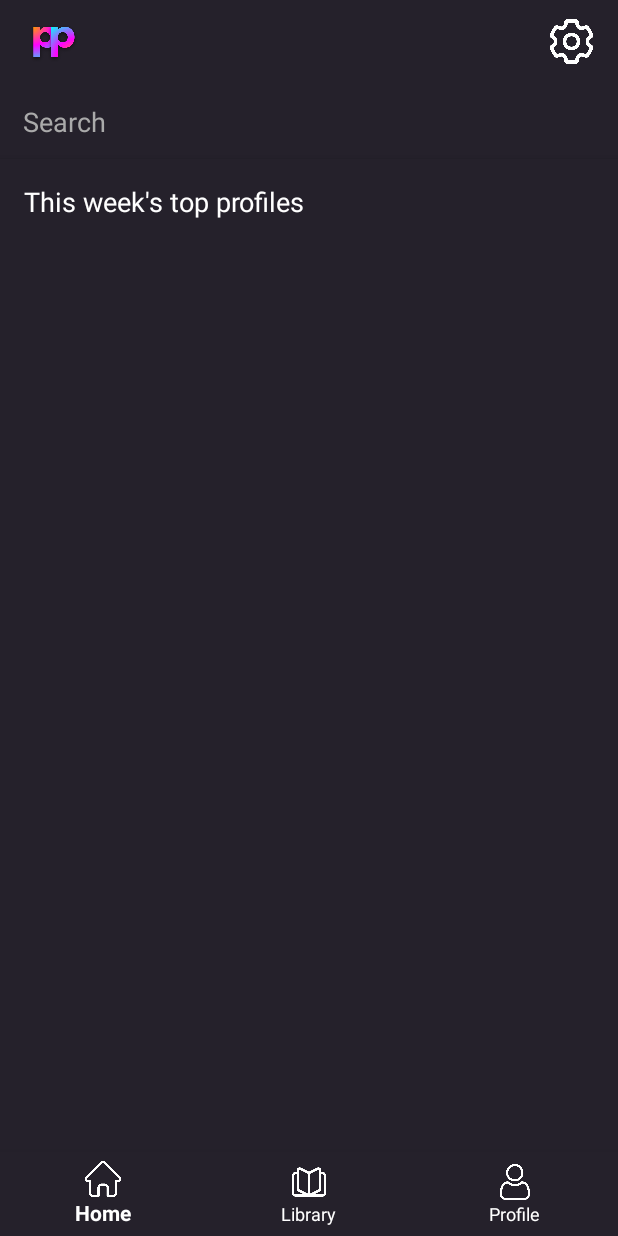
After one commit to PioRomo/137Project, an Android app: the MainActivity screen opened directly, with no data from a screen before it, on a phone screen of 412 x 824 dp. The commit adds this screen. Run offline under Robolectric (Android 15) with nearby library versions, the phone set to English and light mode, and no system bars.

Commit message:
added home page (Mainactivity), added nav bar. All icons of nav bar lead to home page.

```diff
--- a/app/src/main/AndroidManifest.xml
+++ b/app/src/main/AndroidManifest.xml
@@ -35,6 +35,10 @@
                 <category android:name="android.intent.category.LAUNCHER" />
             </intent-filter>
         </activity>
+        <activity
+            android:name=".MainActivity"
+            android:exported="false"
+            android:theme="@style/Theme.AppCompat.NoActionBar" />
     </application>
 
 </manifest>
--- a/app/src/main/java/com/example/pixelpedia/LoginActivity.kt
+++ b/app/src/main/java/com/example/pixelpedia/LoginActivity.kt
@@ -38,7 +38,7 @@ class LoginActivity : AppCompatActivity() {
         loginButton = findViewById(R.id.loginLoginButton)
         registerButton = findViewById(R.id.loginRegisterButton)
 
-        //Initizalize Biometric button
+        //Initialize Biometric button
         biometricLoginButton = findViewById(R.id.biometricLoginButton)
         // Biometric login button logic
         biometricLoginButton.setOnClickListener {
@@ -58,7 +58,7 @@ class LoginActivity : AppCompatActivity() {
                        val user = auth.currentUser
                        if (user?.isEmailVerified == true) {
                            Toast.makeText(this, "Login Successful!", Toast.LENGTH_SHORT).show()
-                           startActivity(Intent(this, DummyActivity::class.java))
+                           startActivity(Intent(this, MainActivity::class.java))
                            finish()
                        } else {
                            Toast.makeText(this, "Please verify your email before logging in.", Toast.LENGTH_LONG).show()
--- /dev/null
+++ b/app/src/main/java/com/example/pixelpedia/MainActivity.kt
@@ -0,0 +1,35 @@
+package com.example.pixelpedia
+
+import android.content.Intent
+import android.os.Bundle
+import androidx.appcompat.app.AppCompatActivity
+import com.google.android.material.bottomnavigation.BottomNavigationView
+
+class MainActivity : AppCompatActivity() {
+    override fun onCreate(savedInstanceState: Bundle?) {
+        super.onCreate(savedInstanceState)
+        setContentView(R.layout.activity_main)
+
+        // Find BottomNavigationView
+        val bottomNav = findViewById<BottomNavigationView>(R.id.bottomNav)
+
+        // Handle navigation item clicks
+        bottomNav.setOnItemSelectedListener { item ->
+            when (item.itemId) {
+                R.id.nav_home -> {
+                    startActivity(Intent(this, MainActivity::class.java))
+                    true
+                }
+                R.id.nav_library -> {
+                    startActivity(Intent(this, MainActivity::class.java))
+                    true
+                }
+                R.id.nav_profile -> {
+                    startActivity(Intent(this, MainActivity::class.java))
+                    true
+                }
+                else -> false
+            }
+        }
+    }
+}
--- /dev/null
+++ b/app/src/main/res/drawable/search_bar_background.xml
@@ -0,0 +1,5 @@
+<?xml version="1.0" encoding="utf-8"?>
+<shape xmlns:android="http://schemas.android.com/apk/res/android">
+    <solid android:color="@color/PrimaryPurple" />
+    <corners android:radius="8dp" /> <!-- Rounded corners -->
+</shape>
--- /dev/null
+++ b/app/src/main/res/layout/activity_main.xml
@@ -0,0 +1,100 @@
+<?xml version="1.0" encoding="utf-8"?>
+<androidx.constraintlayout.widget.ConstraintLayout xmlns:android="http://schemas.android.com/apk/res/android"
+    xmlns:app="http://schemas.android.com/apk/res-auto"
+    xmlns:tools="http://schemas.android.com/tools"
+    android:id="@+id/main"
+    android:layout_width="match_parent"
+    android:layout_height="match_parent"
+    tools:context=".MainActivity">
+
+    <!-- Top Bar with Logo and Settings Icon -->
+    <RelativeLayout
+        android:id="@+id/topBar"
+        android:layout_width="match_parent"
+        android:layout_height="56dp"
+        android:background="@color/PrimaryPurple"
+        app:layout_constraintTop_toTopOf="parent"
+        app:layout_constraintStart_toStartOf="parent"
+        app:layout_constraintEnd_toEndOf="parent">
+
+        <ImageView
+            android:id="@+id/logo"
+            android:layout_width="40dp"
+            android:layout_height="40dp"
+            android:src="@drawable/pixelpedialogo"
+            android:layout_marginStart="16dp"
+            android:layout_centerVertical="true"/>
+
+        <ImageView
+            android:id="@+id/settingsIcon"
+            android:layout_width="30dp"
+            android:layout_height="30dp"
+            android:src="@drawable/setting"
+            android:layout_alignParentEnd="true"
+            android:layout_marginEnd="16dp"
+            android:layout_centerVertical="true"/>
+    </RelativeLayout>
+
+    <!-- Search Bar -->
+    <EditText
+        android:id="@+id/searchBar"
+        android:layout_width="0dp"
+        android:layout_height="50dp"
+        android:background="@color/PrimaryPurple"
+        android:hint="Search"
+        android:paddingStart="15dp"
+        android:paddingEnd="50dp"
+        android:textColor="@android:color/white"
+        android:textColorHint="@android:color/darker_gray"
+        app:layout_constraintEnd_toEndOf="parent"
+        app:layout_constraintStart_toStartOf="parent"
+        app:layout_constraintTop_toBottomOf="@id/topBar" />
+
+    <!-- Weekly Top Profiles Section -->
+    <LinearLayout
+        android:id="@+id/topProfilesContainer"
+        android:layout_width="0dp"
+        android:layout_height="wrap_content"
+        android:background="@color/PrimaryPurple"
+        android:elevation="4dp"
+        android:orientation="vertical"
+        android:padding="16dp"
+        app:layout_constraintEnd_toEndOf="parent"
+        app:layout_constraintStart_toStartOf="parent"
+        app:layout_constraintTop_toBottomOf="@id/searchBar">
+
+        <TextView
+            android:layout_width="wrap_content"
+            android:layout_height="wrap_content"
+            android:text="This week's top profiles"
+            android:textColor="@android:color/white"
+            android:textSize="18sp" />
+    </LinearLayout>
+
+    <!-- User Profile Containers -->
+    <LinearLayout
+        android:id="@+id/userProfilesContainer"
+        android:layout_width="0dp"
+        android:layout_height="0dp"
+        android:background="@color/PrimaryPurple"
+        android:elevation="4dp"
+        android:orientation="vertical"
+        android:padding="16dp"
+        app:layout_constraintBottom_toTopOf="@id/bottomNav"
+        app:layout_constraintEnd_toEndOf="parent"
+        app:layout_constraintStart_toStartOf="parent"
+        app:layout_constraintTop_toBottomOf="@id/topProfilesContainer" />
+
+    <!-- Bottom Navigation Bar -->
+    <com.google.android.material.bottomnavigation.BottomNavigationView
+        android:id="@+id/bottomNav"
+        android:layout_width="match_parent"
+        android:layout_height="wrap_content"
+        android:background="@color/PrimaryPurple"
+        app:itemIconTint="@color/white"
+        app:itemTextColor="@color/white"
+        app:layout_constraintBottom_toBottomOf="parent"
+        app:layout_constraintEnd_toEndOf="parent"
+        app:layout_constraintStart_toStartOf="parent"
+        app:menu="@menu/bottom_nav_menu" />
+</androidx.constraintlayout.widget.ConstraintLayout>
--- /dev/null
+++ b/app/src/main/res/menu/bottom_nav_menu.xml
@@ -0,0 +1,15 @@
+<?xml version="1.0" encoding="utf-8"?>
+<menu xmlns:android="http://schemas.android.com/apk/res/android">
+    <item
+        android:id="@+id/nav_home"
+        android:icon="@drawable/home"
+        android:title="Home" />
+    <item
+        android:id="@+id/nav_library"
+        android:icon="@drawable/library"
+        android:title="Library" />
+    <item
+        android:id="@+id/nav_profile"
+        android:icon="@drawable/profile"
+        android:title="Profile" />
+</menu>
--- a/app/src/main/res/values/colors.xml
+++ b/app/src/main/res/values/colors.xml
@@ -16,4 +16,5 @@
     <color name="light_blue_A200">#FF40C4FF</color>
     <color name="light_blue_A400">#FF00B0FF</color>
     <color name="black_overlay">#66000000</color>
+    <color name="dark_gray">#424242</color>
 </resources>
```
Also changed, not shown: app/src/main/res/drawable/home.png (added), app/src/main/res/drawable/library.png (added), app/src/main/res/drawable/profile.png (added), app/src/main/res/drawable/setting.png (added).
